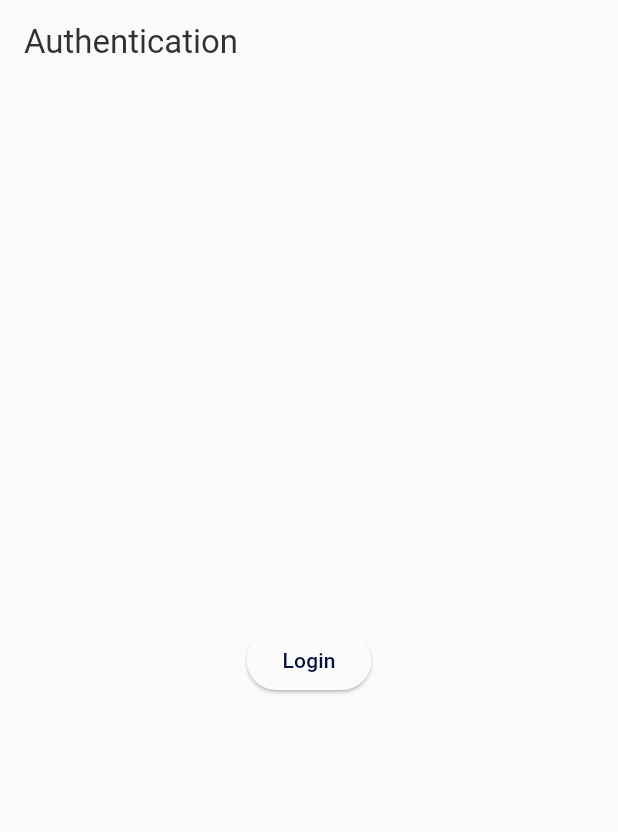
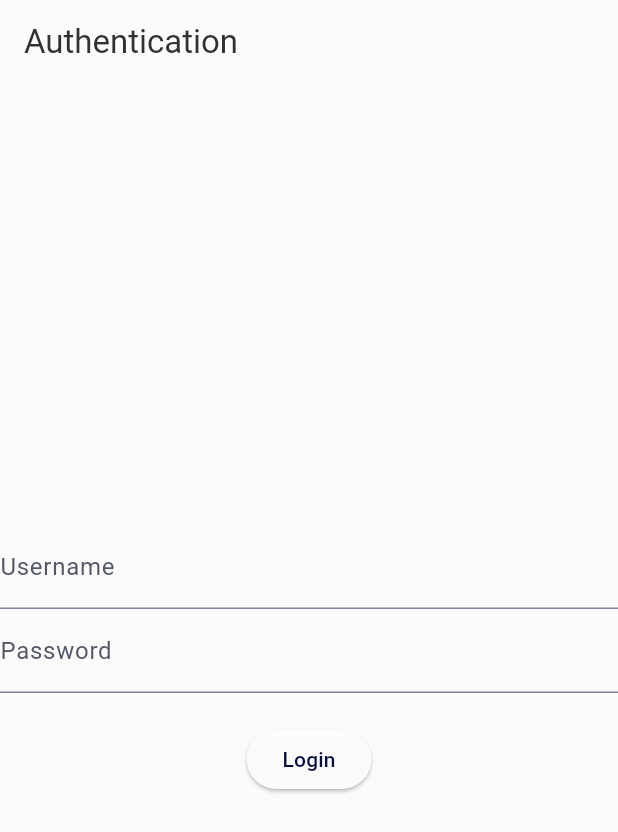
Before and after one commit to porrappgo/porrapp-frontend, a Flutter app: the screen it shows after launch, on a phone screen of 412 x 824 dp. Shown: the top 832 px of the screen. Run offline on Flutter 3.47's test engine with Material 3 defaults, Android fonts, the phone set to English and light mode, and no system bars; our stand-ins replace dio, equatable, flutter_bloc, get_it, go_router, injectable.

Commit message:
Implement authentication feature with BLoC pattern, including AuthBloc, AuthState, and AuthEvent; update models and repository for token handling; add form management with BlocFormItem.

```diff
--- a/lib/core/bloc_providers.dart
+++ b/lib/core/bloc_providers.dart
@@ -1,5 +1,7 @@
 import 'package:flutter_bloc/flutter_bloc.dart';
 import 'package:porrapp_frontend/core/injection.dart';
+import 'package:porrapp_frontend/features/auth/domain/usecases/usecases.dart';
+import 'package:porrapp_frontend/features/auth/presentation/bloc/bloc.dart';
 import 'package:porrapp_frontend/features/splash/domain/usecases/usecases.dart';
 import 'package:porrapp_frontend/features/splash/presentation/bloc/bloc.dart';
 
@@ -10,4 +12,9 @@ List<BlocProvider> blocProviders() => [
     create: (context) =>
         SplashBloc(locator<SplashUsecases>())..add(SplashIsLoggedInEvent()),
   ),
+
+  // AuthBloc provider
+  BlocProvider<AuthBloc>(
+    create: (context) => AuthBloc(locator<AuthUseCases>()),
+  ),
 ];
--- /dev/null
+++ b/lib/core/util/bloc_form_item.dart
@@ -0,0 +1,16 @@
+/// A model class representing a single form item managed by a BLoC.
+///
+/// Contains the current [value] of the form field and an optional [error] message.
+///
+/// The [BlocFormItem] is immutable and provides a [copyWith] method for creating
+/// modified copies with updated values or errors.
+class BlocFormItem {
+  final String value;
+  final String? error;
+
+  const BlocFormItem({this.value = '', this.error});
+
+  BlocFormItem copyWith({String? value, String? error}) {
+    return BlocFormItem(value: value ?? this.value, error: error ?? this.error);
+  }
+}
--- a/lib/core/util/util.dart
+++ b/lib/core/util/util.dart
@@ -1 +1,2 @@
 export 'resource.dart';
+export 'bloc_form_item.dart';
--- a/lib/features/auth/data/repository/auth_repository_impl.dart
+++ b/lib/features/auth/data/repository/auth_repository_impl.dart
@@ -6,13 +6,13 @@ class AuthRepositoryImpl extends AuthRepository {
   AuthRepositoryImpl();
 
   @override
-  Future<Resource<TokenResponse>> getToken(String account, String phone) {
+  Future<Resource<AuthTokenModel>> getToken(String account, String phone) {
     // TODO: implement getToken
     throw UnimplementedError();
   }
 
   @override
-  Future<Resource<AuthResponse>> login() {
+  Future<Resource<AuthModel>> login() {
     // TODO: implement login
     throw UnimplementedError();
   }
--- a/lib/features/auth/domain/model/auth_model.dart
+++ b/lib/features/auth/domain/model/auth_model.dart
@@ -1,18 +1,17 @@
 import 'dart:convert';
 
-AuthResponse authResponseFromJson(String str) =>
-    AuthResponse.fromJson(json.decode(str));
+AuthModel authModelFromJson(String str) => AuthModel.fromJson(json.decode(str));
 
-String authResponseToJson(AuthResponse data) => json.encode(data.toJson());
+String authModelToJson(AuthModel data) => json.encode(data.toJson());
 
-class AuthResponse {
-  String account;
-  String phone;
+class AuthModel {
+  String email;
+  String password;
 
-  AuthResponse({required this.account, required this.phone});
+  AuthModel({required this.email, required this.password});
 
-  factory AuthResponse.fromJson(Map<String, dynamic> json) =>
-      AuthResponse(account: json["account"], phone: json["phone"]);
+  factory AuthModel.fromJson(Map<String, dynamic> json) =>
+      AuthModel(email: json["email"], password: json["password"]);
 
-  Map<String, dynamic> toJson() => {"account": account, "phone": phone};
+  Map<String, dynamic> toJson() => {"email": email, "password": password};
 }
--- a/lib/features/auth/domain/repository/auth_repository.dart
+++ b/lib/features/auth/domain/repository/auth_repository.dart
@@ -2,11 +2,11 @@ import 'package:porrapp_frontend/core/util/util.dart';
 import 'package:porrapp_frontend/features/auth/domain/model/model.dart';
 
 abstract class AuthRepository {
-  Future<Resource<AuthResponse>> login();
+  Future<Resource<AuthModel>> login();
 
   Future<bool> logout();
 
-  Future<Resource<TokenResponse>> getToken(String account, String phone);
+  Future<Resource<AuthTokenModel>> getToken(String account, String phone);
 
   Future<bool> saveUserSession(String account, String phone, String token);
 }
--- a/lib/features/auth/presentation/auth_page.dart
+++ b/lib/features/auth/presentation/auth_page.dart
@@ -1,4 +1,7 @@
 import 'package:flutter/material.dart';
+import 'package:flutter_bloc/flutter_bloc.dart';
+import 'package:porrapp_frontend/core/util/util.dart';
+import 'package:porrapp_frontend/features/auth/presentation/bloc/bloc.dart';
 
 class AuthPage extends StatelessWidget {
   static const String routeName = 'auth';
@@ -8,12 +11,40 @@ class AuthPage extends StatelessWidget {
   Widget build(BuildContext context) {
     return Scaffold(
       appBar: AppBar(title: const Text('Authentication')),
-      body: Center(
-        child: ElevatedButton(
-          onPressed: () {
-            // Handle authentication logic here.
+      body: BlocListener<AuthBloc, AuthState>(
+        listener: (context, state) {
+          final responseState = state.response;
+          print('AuthPage - responseState: $responseState');
+        },
+        child: BlocBuilder<AuthBloc, AuthState>(
+          builder: (context, state) {
+            /// Loading page.
+            if (state.response is LoadingPage) {
+              return Center(child: CircularProgressIndicator());
+            }
+
+            return Form(
+              key: state.formKey,
+              child: Center(
+                child: Column(
+                  mainAxisAlignment: MainAxisAlignment.center,
+                  children: [
+                    TextFormField(
+                      decoration: InputDecoration(labelText: 'Username'),
+                      onChanged: (value) {},
+                    ),
+                    TextFormField(
+                      decoration: InputDecoration(labelText: 'Password'),
+                      obscureText: true,
+                      onChanged: (value) {},
+                    ),
+                    SizedBox(height: 20),
+                    ElevatedButton(onPressed: () {}, child: Text('Login')),
+                  ],
+                ),
+              ),
+            );
           },
-          child: const Text('Login'),
         ),
       ),
     );
--- /dev/null
+++ b/lib/features/auth/presentation/bloc/auth_bloc.dart
@@ -0,0 +1,48 @@
+import 'package:flutter/widgets.dart';
+import 'package:flutter_bloc/flutter_bloc.dart';
+import 'package:porrapp_frontend/core/util/util.dart';
+import 'package:porrapp_frontend/features/auth/domain/model/model.dart';
+import 'package:porrapp_frontend/features/auth/domain/usecases/usecases.dart';
+import 'package:porrapp_frontend/features/auth/presentation/bloc/bloc.dart';
+
+class AuthBloc extends Bloc<AuthEvent, AuthState> {
+  AuthUseCases authUseCases;
+
+  AuthBloc(this.authUseCases) : super(AuthState()) {
+    on<AuthInitialEvent>(_onAuthInitialEvent);
+    on<AuthFormReset>(_onAuthFormReset);
+    on<AuthSaveUserSession>(_onAuthSaveUserSession);
+    on<AccountChanged>(_onAccountChanged);
+    on<PhoneChanged>(_onPhoneChanged);
+    on<AuthSubmitted>(_onAuthSubmitted);
+    on<AuthLogout>(_onAuthLogout);
+  }
+
+  final formKey = GlobalKey<FormState>();
+
+  void _onAuthInitialEvent(
+    AuthInitialEvent event,
+    Emitter<AuthState> emit,
+  ) async {
+    emit(state.copyWith(response: LoadingPage(), formKey: formKey));
+    Resource<AuthModel> response = await authUseCases.login.run();
+    emit(state.copyWith(response: response, formKey: formKey));
+  }
+
+  void _onAuthFormReset(AuthFormReset event, Emitter<AuthState> emit) {
+    state.formKey?.currentState?.reset();
+  }
+
+  void _onAuthSaveUserSession(
+    AuthSaveUserSession event,
+    Emitter<AuthState> emit,
+  ) {}
+
+  void _onAccountChanged(AccountChanged event, Emitter<AuthState> emit) {}
+
+  void _onPhoneChanged(PhoneChanged event, Emitter<AuthState> emit) {}
+
+  void _onAuthSubmitted(AuthSubmitted event, Emitter<AuthState> emit) async {}
+
+  void _onAuthLogout(AuthLogout event, Emitter<AuthState> emit) async {}
+}
--- /dev/null
+++ b/lib/features/auth/presentation/bloc/auth_event.dart
@@ -0,0 +1,56 @@
+import 'package:equatable/equatable.dart';
+import 'package:porrapp_frontend/core/util/util.dart';
+import 'package:porrapp_frontend/features/auth/domain/model/model.dart';
+
+abstract class AuthEvent extends Equatable {
+  const AuthEvent();
+
+  @override
+  List<Object?> get props => [];
+}
+
+class AuthInitialEvent extends AuthEvent {
+  const AuthInitialEvent();
+
+  @override
+  List<Object?> get props => [];
+}
+
+class AuthFormReset extends AuthEvent {
+  const AuthFormReset();
+}
+
+class AuthSaveUserSession extends AuthEvent {
+  final AuthTokenModel response;
+
+  const AuthSaveUserSession({required this.response});
+
+  @override
+  List<Object?> get props => [response];
+}
+
+class AccountChanged extends AuthEvent {
+  final BlocFormItem account;
+
+  const AccountChanged({required this.account});
+
+  @override
+  List<Object?> get props => [account];
+}
+
+class PhoneChanged extends AuthEvent {
+  final BlocFormItem phone;
+
+  const PhoneChanged({required this.phone});
+
+  @override
+  List<Object?> get props => [phone];
+}
+
+class AuthSubmitted extends AuthEvent {
+  const AuthSubmitted();
+}
+
+class AuthLogout extends AuthEvent {
+  const AuthLogout();
+}
--- /dev/null
+++ b/lib/features/auth/presentation/bloc/auth_state.dart
@@ -0,0 +1,36 @@
+import 'package:equatable/equatable.dart';
+import 'package:flutter/widgets.dart';
+
+import 'package:porrapp_frontend/core/util/util.dart';
+
+class AuthState extends Equatable {
+  final BlocFormItem email;
+  final BlocFormItem password;
+
+  final Resource? response;
+  final GlobalKey<FormState>? formKey;
+
+  const AuthState({
+    this.email = const BlocFormItem(error: 'Write your email'),
+    this.password = const BlocFormItem(error: 'Write your password'),
+    this.response,
+    this.formKey,
+  });
+
+  AuthState copyWith({
+    BlocFormItem? email,
+    BlocFormItem? password,
+    Resource? response,
+    GlobalKey<FormState>? formKey,
+  }) {
+    return AuthState(
+      email: email ?? this.email,
+      password: password ?? this.password,
+      response: response ?? this.response,
+      formKey: formKey ?? this.formKey,
+    );
+  }
+
+  @override
+  List<Object?> get props => [email, password, response, formKey];
+}
--- /dev/null
+++ b/lib/features/auth/presentation/bloc/bloc.dart
@@ -0,0 +1,3 @@
+export 'auth_bloc.dart';
+export 'auth_event.dart';
+export 'auth_state.dart';
--- a/lib/features/splash/presentation/bloc/splash_bloc.dart
+++ b/lib/features/splash/presentation/bloc/splash_bloc.dart
@@ -19,8 +19,7 @@ class SplashBloc extends Bloc<SplashEvent, SplashState> {
     try {
       print("SplashBloc: SplashIsLoggedInEvent triggered");
       emit(state.copyWith(isLoading: true));
-      Resource<AuthResponse> isLoggedIn = await isLoggedInUseCase.isLoggedIn
-          .run();
+      Resource<AuthModel> isLoggedIn = await isLoggedInUseCase.isLoggedIn.run();
       print("SplashBloc: isLoggedIn: $isLoggedIn");
       emit(state.copyWith(isLoggedIn: isLoggedIn != "null", isLoading: false));
     } catch (e) {
```
Also changed, not shown: lib/features/auth/domain/model/auth_token_model.dart (+7 -7 lines).
